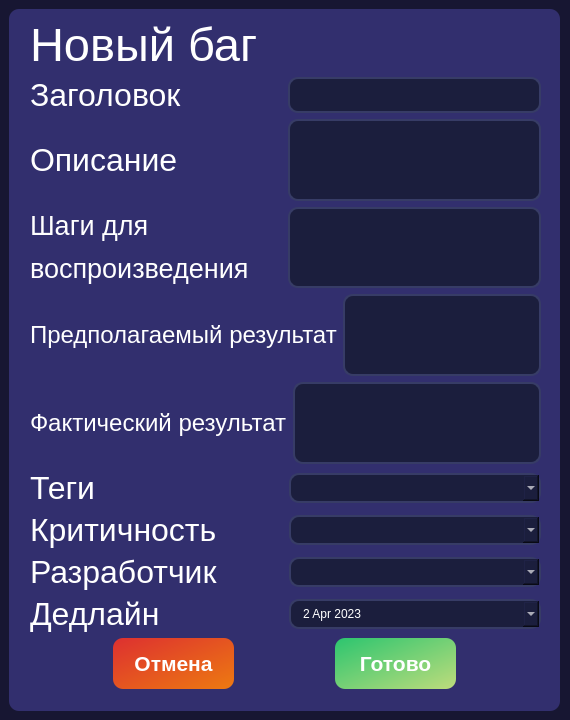
This is interfaces/new_bug_card.ui in ArtShibaev/Bugtracker as Qt 5 draws it before an edit. The edited form follows.
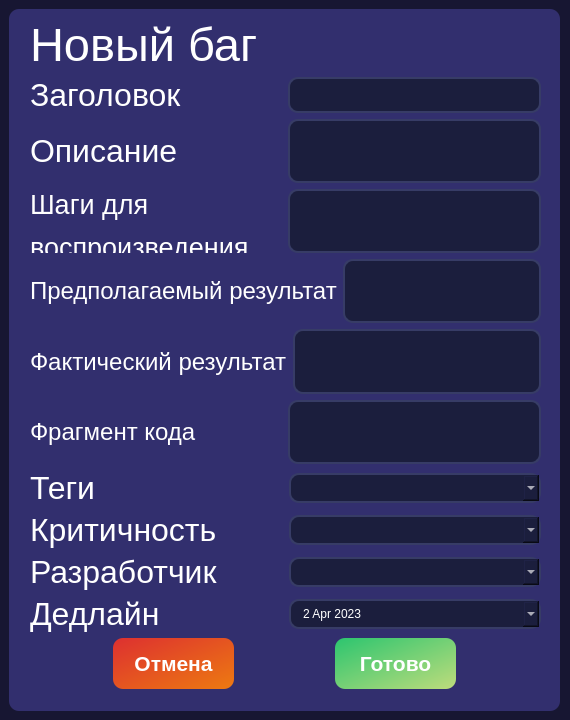
This is the edited form.

Commit message: Добавлен инпут в интерфейс

The edit to the form file:
```diff
--- a/interfaces/new_bug_card.ui
+++ b/interfaces/new_bug_card.ui
@@ -382,6 +382,42 @@
              </item>
             </layout>
            </item>
+           <item>
+            <layout class="QHBoxLayout" name="horizontalLayout_13">
+             <property name="spacing">
+              <number>6</number>
+             </property>
+             <item>
+              <widget class="QLabel" name="label_13">
+               <property name="styleSheet">
+                <string notr="true">font-size: 18pt;
+color: white;</string>
+               </property>
+               <property name="text">
+                <string>Фрагмент кода</string>
+               </property>
+              </widget>
+             </item>
+             <item>
+              <widget class="QTextEdit" name="code_fragment">
+               <property name="maximumSize">
+                <size>
+                 <width>253</width>
+                 <height>156</height>
+                </size>
+               </property>
+               <property name="styleSheet">
+                <string notr="true">border: 2px solid #373C66;
+color: white;
+border-radius: 10px;
+padding: 5px 10px;
+outline: none;
+background: #1B1E3D;</string>
+               </property>
+              </widget>
+             </item>
+            </layout>
+           </item>
            <item>
             <layout class="QHBoxLayout" name="horizontalLayout_4">
              <item>
```
